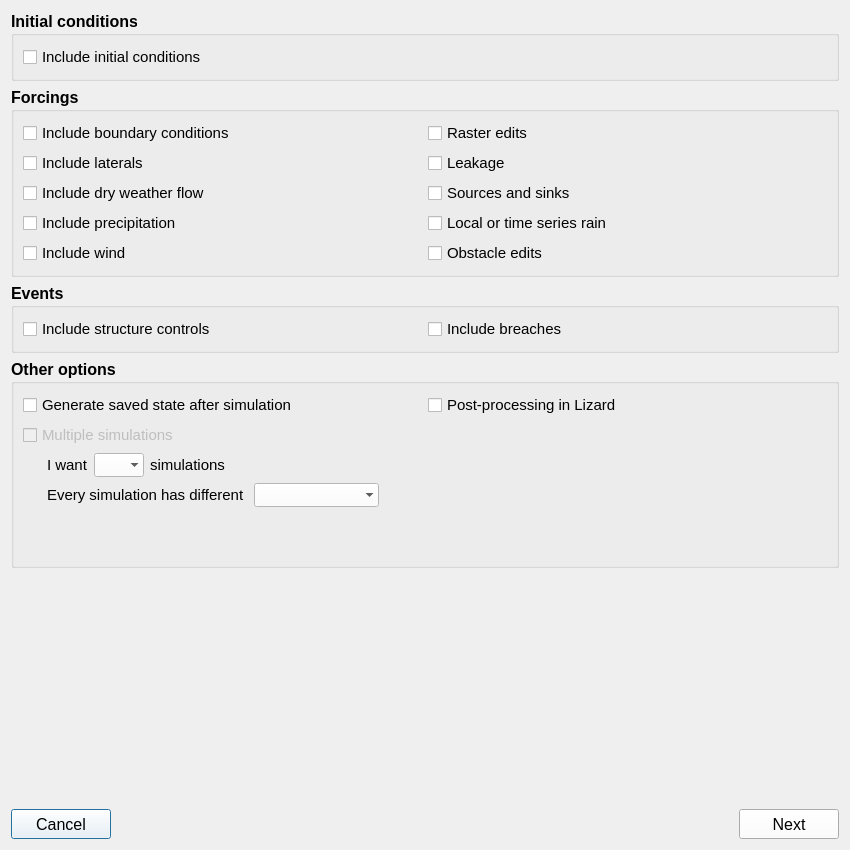
First picture: the form in threedi_models_and_simulations/ui/simulation_wizard/init_dialog.ui, repository nens/threedi-api-qgis-client, before the edit.
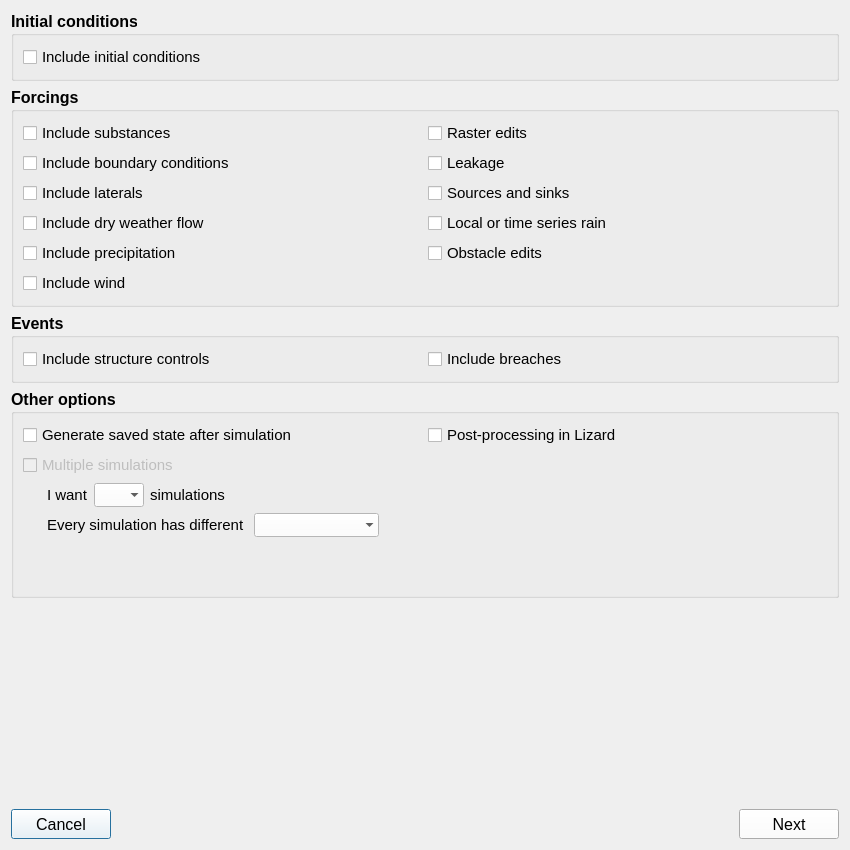
Second picture: the form after the edit.

Commit message: include substances checkbox in init dialog

```diff
--- a/threedi_models_and_simulations/ui/simulation_wizard/init_dialog.ui
+++ b/threedi_models_and_simulations/ui/simulation_wizard/init_dialog.ui
@@ -120,7 +120,7 @@
         <string>Forcings</string>
        </property>
        <layout class="QGridLayout" name="gridLayout_6">
-        <item row="1" column="0">
+        <item row="2" column="0">
          <widget class="QCheckBox" name="cb_laterals">
           <property name="font">
            <font>
@@ -135,11 +135,32 @@
           </property>
          </widget>
         </item>
-        <item row="1" column="1">
-         <widget class="QCheckBox" name="cb_leakage">
+        <item row="5" column="0">
+         <widget class="QCheckBox" name="cb_wind">
+          <property name="font">
+           <font>
+            <family>Segoe UI</family>
+            <pointsize>11</pointsize>
+            <weight>50</weight>
+            <bold>false</bold>
+           </font>
+          </property>
+          <property name="text">
+           <string>Include wind</string>
+          </property>
+         </widget>
+        </item>
+        <item row="1" column="0">
+         <widget class="QCheckBox" name="cb_boundary">
           <property name="enabled">
            <bool>true</bool>
           </property>
+          <property name="minimumSize">
+           <size>
+            <width>0</width>
+            <height>0</height>
+           </size>
+          </property>
           <property name="font">
            <font>
             <family>Segoe UI</family>
@@ -149,11 +170,11 @@
            </font>
           </property>
           <property name="text">
-           <string>Leakage</string>
+           <string>Include boundary conditions</string>
           </property>
          </widget>
         </item>
-        <item row="3" column="0">
+        <item row="4" column="0">
          <widget class="QCheckBox" name="cb_precipitation">
           <property name="font">
            <font>
@@ -171,11 +192,23 @@
           </property>
          </widget>
         </item>
-        <item row="2" column="1">
-         <widget class="QCheckBox" name="cb_sources_sinks">
-          <property name="enabled">
-           <bool>true</bool>
+        <item row="3" column="0">
+         <widget class="QCheckBox" name="cb_dwf">
+          <property name="font">
+           <font>
+            <family>Segoe UI</family>
+            <pointsize>11</pointsize>
+            <weight>50</weight>
+            <bold>false</bold>
+           </font>
           </property>
+          <property name="text">
+           <string>Include dry weather flow</string>
+          </property>
+         </widget>
+        </item>
+        <item row="0" column="0">
+         <widget class="QCheckBox" name="cb_substances">
           <property name="font">
            <font>
             <family>Segoe UI</family>
@@ -185,7 +218,7 @@
            </font>
           </property>
           <property name="text">
-           <string>Sources and sinks</string>
+           <string>Include substances</string>
           </property>
          </widget>
         </item>
@@ -207,6 +240,42 @@
           </property>
          </widget>
         </item>
+        <item row="1" column="1">
+         <widget class="QCheckBox" name="cb_leakage">
+          <property name="enabled">
+           <bool>true</bool>
+          </property>
+          <property name="font">
+           <font>
+            <family>Segoe UI</family>
+            <pointsize>11</pointsize>
+            <weight>50</weight>
+            <bold>false</bold>
+           </font>
+          </property>
+          <property name="text">
+           <string>Leakage</string>
+          </property>
+         </widget>
+        </item>
+        <item row="2" column="1">
+         <widget class="QCheckBox" name="cb_sources_sinks">
+          <property name="enabled">
+           <bool>true</bool>
+          </property>
+          <property name="font">
+           <font>
+            <family>Segoe UI</family>
+            <pointsize>11</pointsize>
+            <weight>50</weight>
+            <bold>false</bold>
+           </font>
+          </property>
+          <property name="text">
+           <string>Sources and sinks</string>
+          </property>
+         </widget>
+        </item>
         <item row="3" column="1">
          <widget class="QCheckBox" name="cb_local_or_ts_rain">
           <property name="enabled">
@@ -225,60 +294,6 @@
           </property>
          </widget>
         </item>
-        <item row="2" column="0">
-         <widget class="QCheckBox" name="cb_dwf">
-          <property name="font">
-           <font>
-            <family>Segoe UI</family>
-            <pointsize>11</pointsize>
-            <weight>50</weight>
-            <bold>false</bold>
-           </font>
-          </property>
-          <property name="text">
-           <string>Include dry weather flow</string>
-          </property>
-         </widget>
-        </item>
-        <item row="0" column="0">
-         <widget class="QCheckBox" name="cb_boundary">
-          <property name="enabled">
-           <bool>true</bool>
-          </property>
-          <property name="minimumSize">
-           <size>
-            <width>0</width>
-            <height>0</height>
-           </size>
-          </property>
-          <property name="font">
-           <font>
-            <family>Segoe UI</family>
-            <pointsize>11</pointsize>
-            <weight>50</weight>
-            <bold>false</bold>
-           </font>
-          </property>
-          <property name="text">
-           <string>Include boundary conditions</string>
-          </property>
-         </widget>
-        </item>
-        <item row="4" column="0">
-         <widget class="QCheckBox" name="cb_wind">
-          <property name="font">
-           <font>
-            <family>Segoe UI</family>
-            <pointsize>11</pointsize>
-            <weight>50</weight>
-            <bold>false</bold>
-           </font>
-          </property>
-          <property name="text">
-           <string>Include wind</string>
-          </property>
-         </widget>
-        </item>
         <item row="4" column="1">
          <widget class="QCheckBox" name="cb_obstacle_edits">
           <property name="enabled">
```
